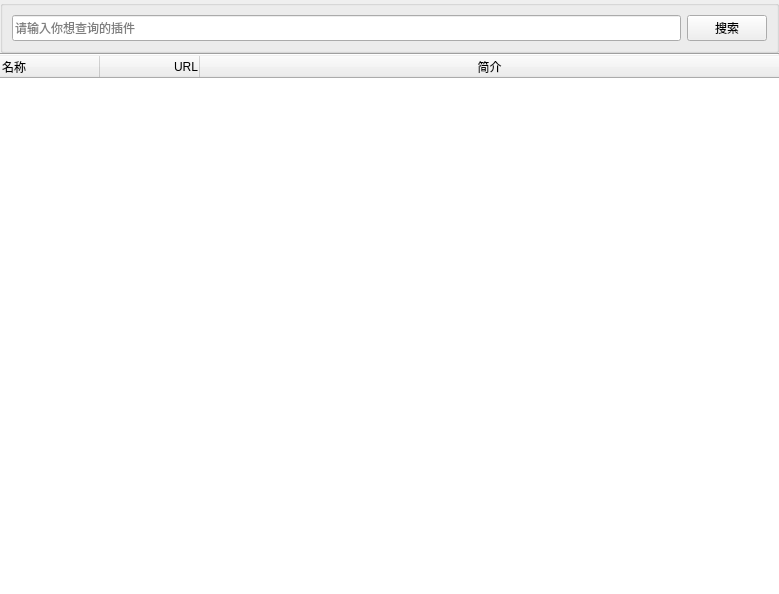
lilingfengdev/PluginSearchEngine, file ui.ui: the form before one commit.
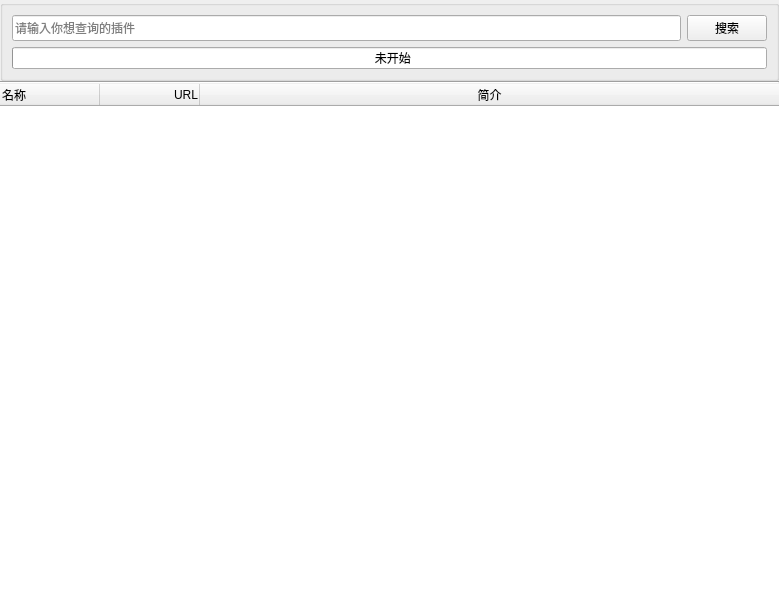
The form after the commit. Icons and pictures are not drawn.

Commit message:
v0.0.2 ProgressBar, Exceptions & Nuitka
Starting from this release, we would use Nuitka instead of Pyinstaller to build our executable files.

```diff
--- a/ui.ui
+++ b/ui.ui
@@ -106,6 +106,19 @@
              </item>
             </layout>
            </item>
+           <item>
+            <widget class="QProgressBar" name="progressBar">
+             <property name="maximum">
+              <number>100</number>
+             </property>
+             <property name="value">
+              <number>0</number>
+             </property>
+             <property name="format">
+              <string>  未开始</string>
+             </property>
+            </widget>
+           </item>
           </layout>
          </widget>
         </item>
```
Left out of the diff: 2 changed lines with no effect on the pictures. The commit also changes 5 other files.
